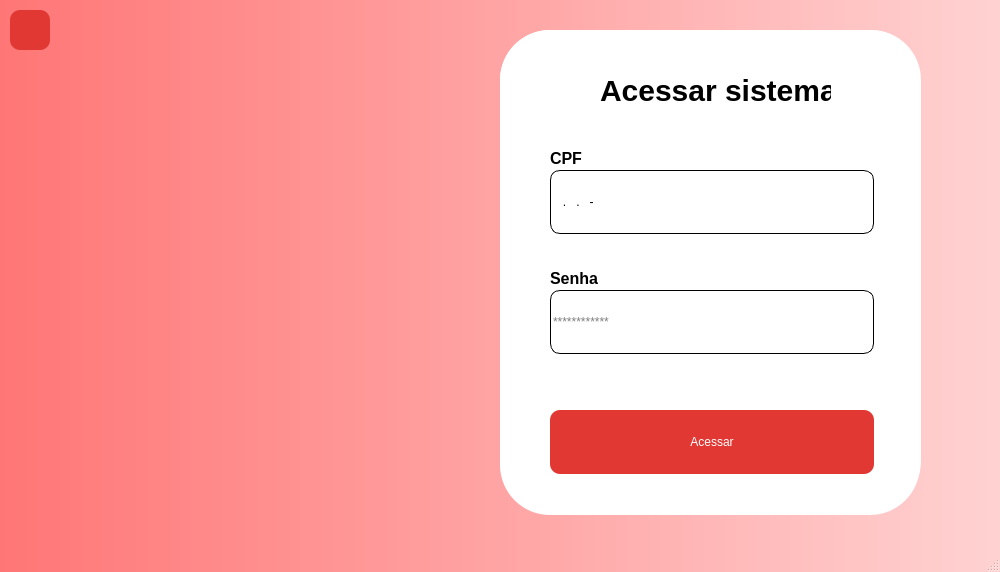
Old version of the form src/Graphics/Login/login.ui in the repository INF112-Programacao2/20222-team-1.
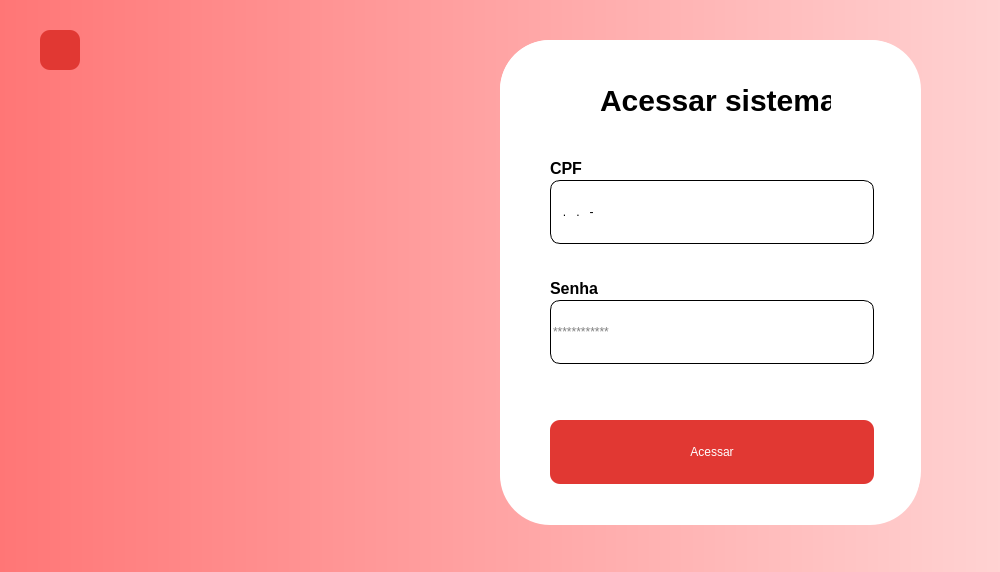
New version of the form. Icons and pictures are not drawn.

Commit message: Update login desing.

The edit to the form file:
```diff
--- a/src/Graphics/Login/login.ui
+++ b/src/Graphics/Login/login.ui
@@ -42,7 +42,7 @@
     <property name="geometry">
      <rect>
       <x>70</x>
-      <y>30</y>
+      <y>40</y>
       <width>318</width>
       <height>474</height>
      </rect>
@@ -76,7 +76,7 @@
     <property name="geometry">
      <rect>
       <x>500</x>
-      <y>30</y>
+      <y>40</y>
       <width>420</width>
       <height>485</height>
      </rect>
@@ -186,7 +186,7 @@
     <property name="geometry">
      <rect>
       <x>500</x>
-      <y>30</y>
+      <y>40</y>
       <width>421</width>
       <height>481</height>
      </rect>
@@ -361,12 +361,15 @@
     <widget class="QLabel" name="errorDocumento">
      <property name="geometry">
       <rect>
-       <x>300</x>
+       <x>56</x>
        <y>210</y>
-       <width>67</width>
-       <height>17</height>
+       <width>311</width>
+       <height>20</height>
       </rect>
      </property>
+     <property name="styleSheet">
+      <string notr="true">color:#ff0000</string>
+     </property>
      <property name="text">
       <string/>
      </property>
@@ -374,12 +377,15 @@
     <widget class="QLabel" name="errorSenha">
      <property name="geometry">
       <rect>
-       <x>300</x>
+       <x>56</x>
        <y>330</y>
-       <width>67</width>
-       <height>17</height>
+       <width>311</width>
+       <height>20</height>
       </rect>
      </property>
+     <property name="styleSheet">
+      <string notr="true">color:#ff0000</string>
+     </property>
      <property name="text">
       <string/>
      </property>
@@ -388,8 +394,8 @@
    <widget class="QPushButton" name="buttonRegistrarInstituicao">
     <property name="geometry">
      <rect>
-      <x>10</x>
-      <y>10</y>
+      <x>40</x>
+      <y>30</y>
       <width>40</width>
       <height>40</height>
      </rect>
@@ -454,6 +460,12 @@
    </property>
   </widget>
   <widget class="QStatusBar" name="statusbar">
+   <property name="maximumSize">
+    <size>
+     <width>16777215</width>
+     <height>0</height>
+    </size>
+   </property>
    <property name="styleSheet">
     <string notr="true">QStatusBar{background-color: qlineargradient(spread:pad, x1:0, y1:0, x2:1, y2:0, stop:0 rgba(255,118,118,1), stop:1 rgba(255,210,210,1));}</string>
    </property>
```
Left out of the diff: 8 changed lines with no effect on the pictures. The commit also changes 3 other files.
